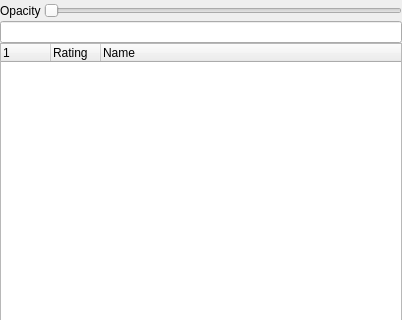
First picture: the form in src/qmapshack/gis/IGisWorkspace.ui, repository Maproom/qmapshack, before the edit; both pictures show x 0 to 402 and y 0 to 320 of the 402 by 500 pixel window.
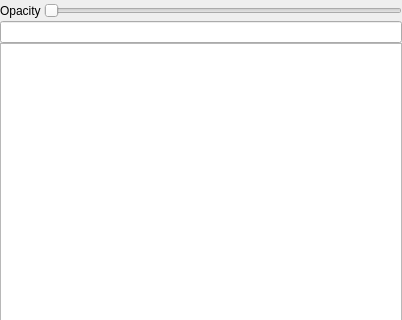
Second picture: the form after the edit. Custom widgets are drawn as their Qt base class.

The edit to the form file:
```diff
--- a/src/qmapshack/gis/IGisWorkspace.ui
+++ b/src/qmapshack/gis/IGisWorkspace.ui
@@ -80,41 +80,22 @@
       <enum>Qt::CopyAction</enum>
      </property>
      <property name="selectionMode">
-      <enum>QAbstractItemView::ExtendedSelection</enum>
-     </property>
-     <property name="iconSize">
-      <size>
-       <width>20</width>
-       <height>20</height>
-      </size>
+      <enum>QAbstractItemView::SelectionMode::ExtendedSelection</enum>
      </property>
      <property name="indentation">
       <number>14</number>
      </property>
      <property name="columnCount">
-      <number>3</number>
+      <number>1</number>
      </property>
-     <attribute name="headerMinimumSectionSize">
-      <number>50</number>
-     </attribute>
-     <attribute name="headerDefaultSectionSize">
-      <number>50</number>
+     <attribute name="headerVisible">
+      <bool>false</bool>
      </attribute>
      <column>
       <property name="text">
        <string notr="true"/>
       </property>
      </column>
-     <column>
-      <property name="text">
-       <string>Rating</string>
-      </property>
-     </column>
-     <column>
-      <property name="text">
-       <string>Name</string>
-      </property>
-     </column>
     </widget>
    </item>
   </layout>
```
Left out of the diff: 8 changed lines with no effect on the pictures.
